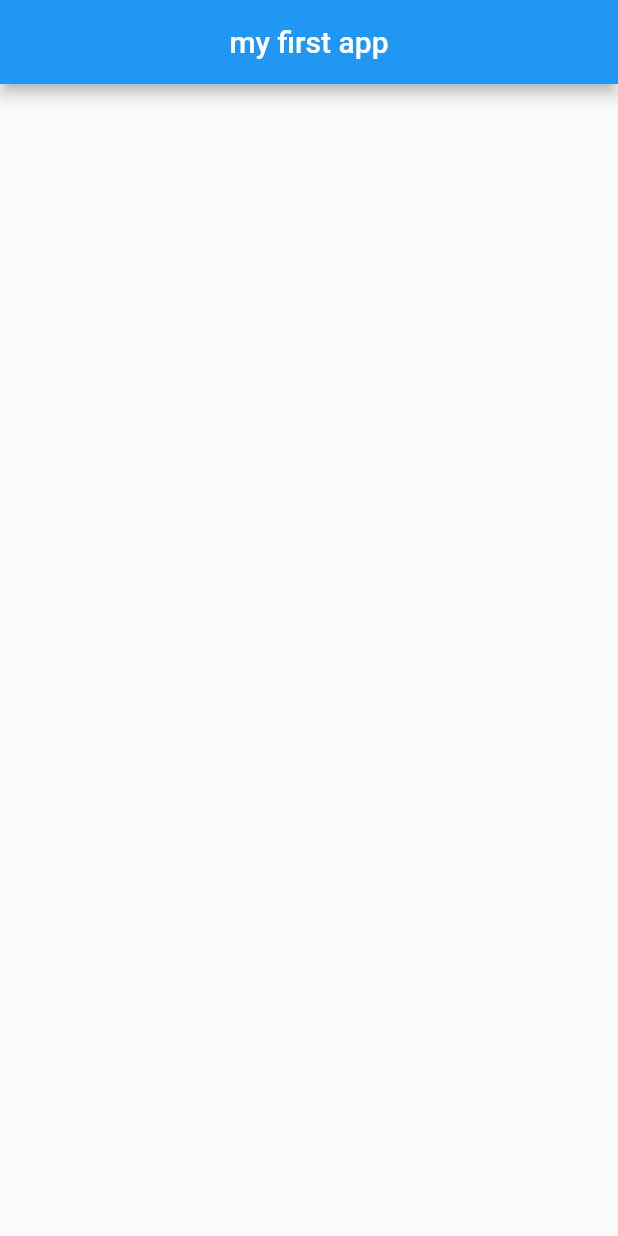
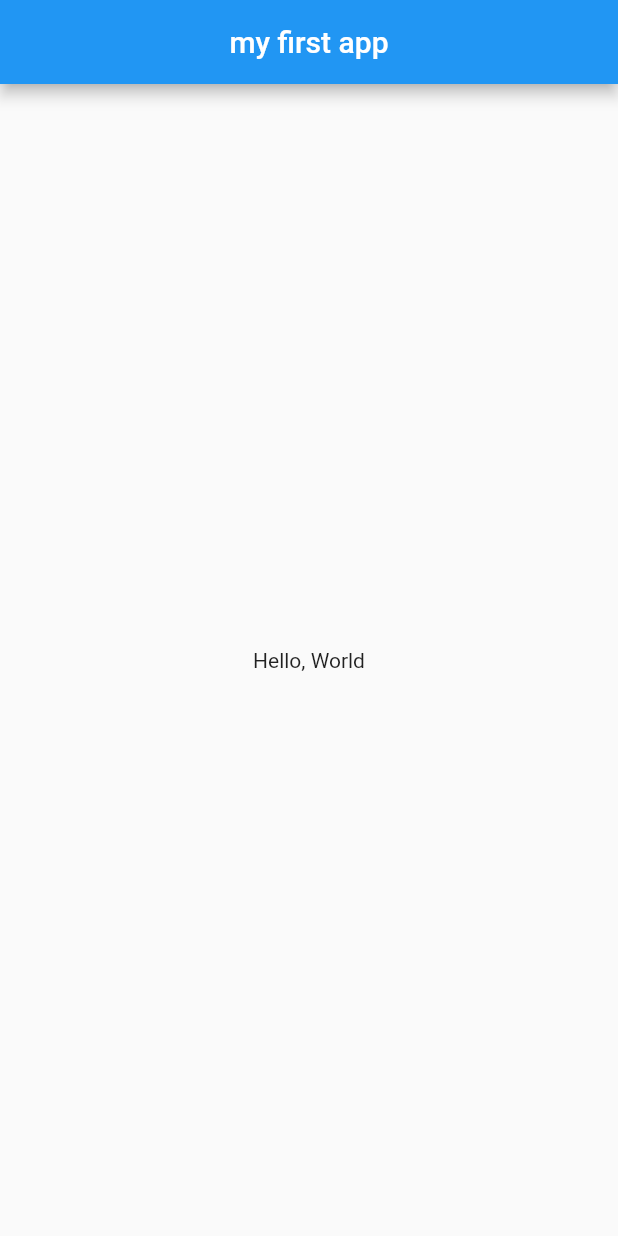
Before and after one commit to shubhsardana29/intro-flutter, a Flutter app: the screen it shows after launch, on a phone screen of 412 x 824 dp. Run offline on Flutter 3.47's test engine with Material 2 defaults, Android fonts, the phone set to English and light mode, and no system bars.

Commit message:
added body

```diff
--- a/flutter_application_1/lib/main.dart
+++ b/flutter_application_1/lib/main.dart
@@ -6,5 +6,8 @@ void main() =>runApp(MaterialApp(
       title:Text("my first app"),
       centerTitle: true,
     ),
+    body: Center(
+      child: Text("Hello, World"),
+    ),
   ),
 ));
```
